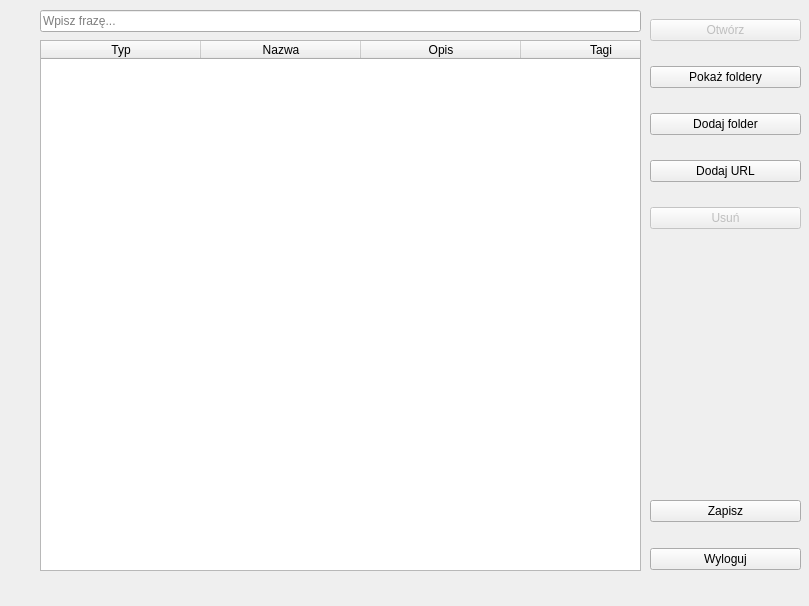
First picture: the form in mainwindow.ui, repository KFugler/ProjektPk4, before the edit.
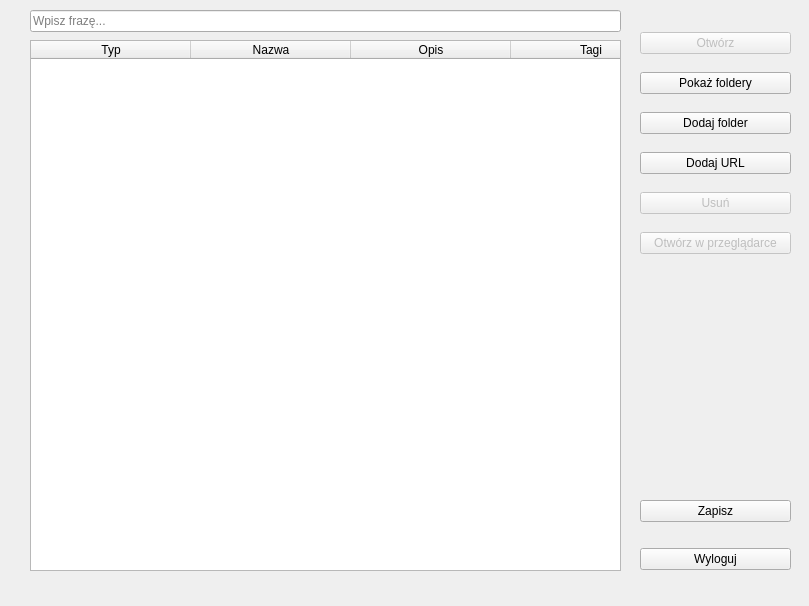
Second picture: the form after the edit.

Commit message: Add icons and opening website in browser

```diff
--- a/mainwindow.ui
+++ b/mainwindow.ui
@@ -17,9 +17,9 @@
    <widget class="QTableWidget" name="tableWidget">
     <property name="geometry">
      <rect>
-      <x>40</x>
+      <x>30</x>
       <y>40</y>
-      <width>601</width>
+      <width>591</width>
       <height>531</height>
      </rect>
     </property>
@@ -89,8 +89,8 @@
    <widget class="QWidget" name="verticalLayoutWidget">
     <property name="geometry">
      <rect>
-      <x>650</x>
-      <y>0</y>
+      <x>640</x>
+      <y>20</y>
       <width>151</width>
       <height>251</height>
      </rect>
@@ -146,14 +146,24 @@
        </property>
       </widget>
      </item>
+     <item>
+      <widget class="QPushButton" name="openInBrowser">
+       <property name="enabled">
+        <bool>false</bool>
+       </property>
+       <property name="text">
+        <string>Otwórz w przeglądarce</string>
+       </property>
+      </widget>
+     </item>
     </layout>
    </widget>
    <widget class="QLineEdit" name="lineEdit">
     <property name="geometry">
      <rect>
-      <x>40</x>
+      <x>30</x>
       <y>10</y>
-      <width>601</width>
+      <width>591</width>
       <height>22</height>
      </rect>
     </property>
@@ -163,11 +173,14 @@
     <property name="placeholderText">
      <string>Wpisz frazę...</string>
     </property>
+    <property name="clearButtonEnabled">
+     <bool>true</bool>
+    </property>
    </widget>
    <widget class="QWidget" name="verticalLayoutWidget_2">
     <property name="geometry">
      <rect>
-      <x>650</x>
+      <x>640</x>
       <y>480</y>
       <width>151</width>
       <height>111</height>
```
The commit also changes 9 other files.
